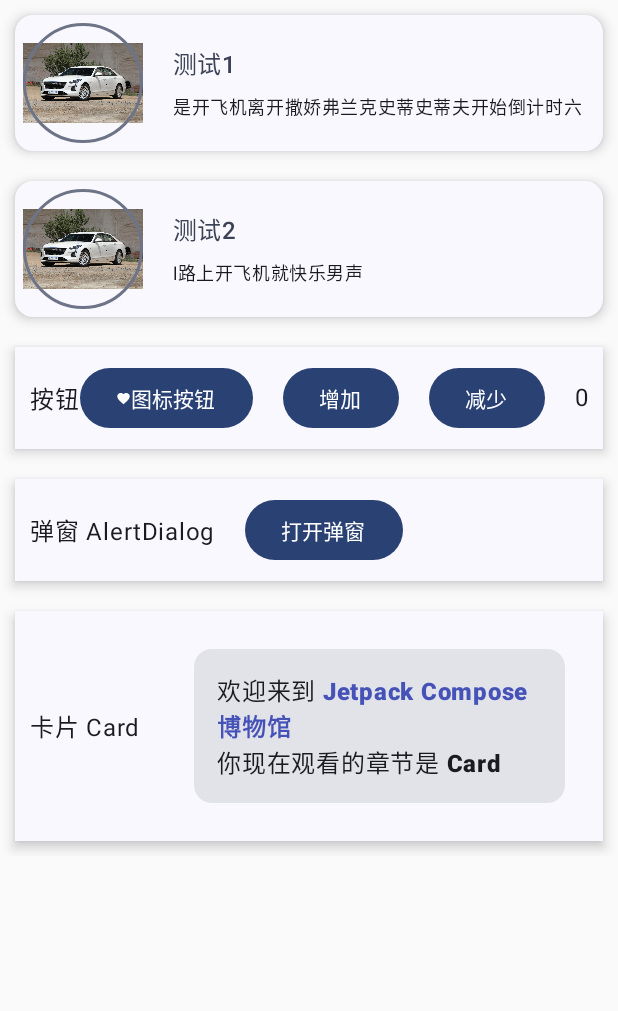
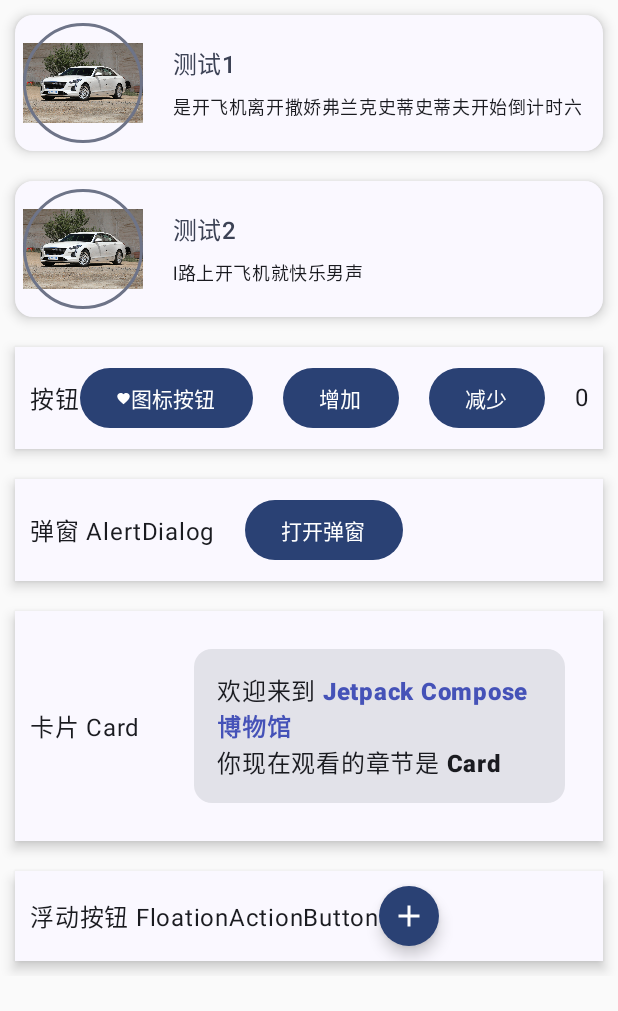
Before and after one commit to xenonflash/jetpack-compose-demo, an Android app built with Jetpack Compose: the screen it shows after launch (MainActivity), on a phone screen of 412 x 824 dp. Shown: the top 1011 px of the screen. Run offline under Robolectric (Android 15) with nearby library versions, the phone set to English and light mode, and no system bars.

Commit message:
Floation Action Button

```diff
--- a/app/build.gradle
+++ b/app/build.gradle
@@ -63,4 +63,5 @@ dependencies {
     androidTestImplementation 'androidx.compose.ui:ui-test-junit4'
     debugImplementation 'androidx.compose.ui:ui-tooling'
     debugImplementation 'androidx.compose.ui:ui-test-manifest'
+
 }
--- a/app/src/main/java/com/example/apk_demo/MainActivity.kt
+++ b/app/src/main/java/com/example/apk_demo/MainActivity.kt
@@ -34,12 +34,15 @@ import com.example.apk_demo.ui.theme.ApkdemoTheme
 import java.security.interfaces.DSAPublicKey
 import androidx.compose.foundation.lazy.items
 import androidx.compose.material.icons.Icons
+import androidx.compose.material.icons.filled.Add
+import androidx.compose.material.icons.filled.Check
 import androidx.compose.material.icons.filled.Favorite
 import androidx.compose.material3.AlertDialog
 import androidx.compose.material3.Button
 import androidx.compose.material3.Card
 import androidx.compose.material3.CardDefaults
 import androidx.compose.material3.CardElevation
+import androidx.compose.material3.FloatingActionButton
 import androidx.compose.material3.Icon
 import androidx.compose.material3.TextButton
 // remember
@@ -275,4 +278,27 @@ fun MoreComp() {
             }
         }
     }
+
+//    浮动按钮
+    Surface(
+        shadowElevation = 5.dp,
+        modifier = Modifier.padding(10.dp)
+    ) {
+        Row(
+            verticalAlignment = Alignment.CenterVertically,
+            modifier = Modifier
+                .fillMaxWidth()
+                .padding(10.dp)
+        ) {
+            Text("浮动按钮 FloationActionButton")
+            FloatingActionButton(
+                onClick = { openDialog = true },
+                modifier = Modifier.size(40.dp),
+                shape = CircleShape,
+                containerColor = MaterialTheme.colorScheme.primary
+            ) {
+                Icon(Icons.Filled.Add, contentDescription = "浮动按钮")
+            }
+        }
+    }
 }
```
